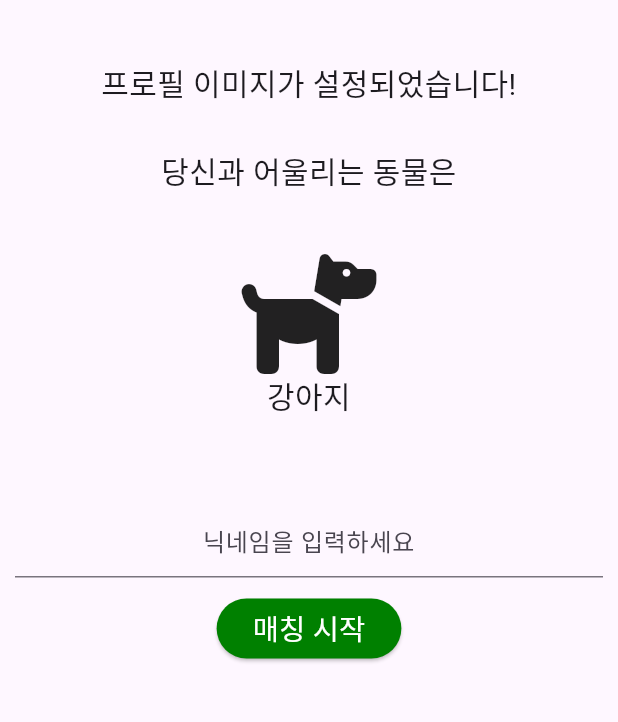
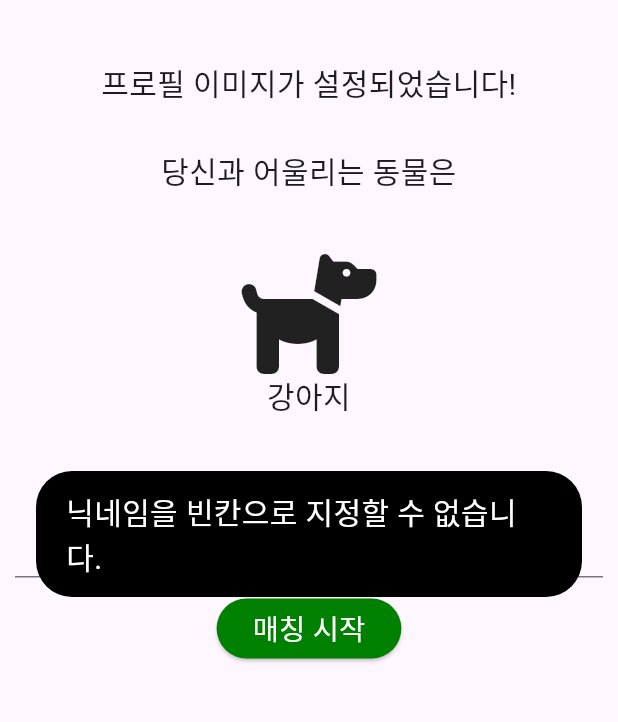
Before and after one commit to ms9849/randomChatClient, a Flutter app: the LobbyScreen screen opened directly, after a tap on "매칭 시작", on a phone screen of 412 x 824 dp, the part 84-806 px from its top. Run offline on Flutter 3.47's test engine with Material 3 defaults, Android fonts, the phone set to English and light mode, and no system bars; our stand-ins replace flutter_svg_provider, fluttertoast, font_awesome_flutter, socket_io_client; network calls fail.

Commit message:
initial commit

```diff
--- a/lib/models/Animal.dart
+++ /dev/null
@@ -1 +0,0 @@
-List<String> animal = ["dog", "cat","bird", "fish"];
--- a/lib/models/Question.dart
+++ b/lib/models/Question.dart
@@ -2,7 +2,6 @@ import 'package:flutter/material.dart';
 
 class Question extends ChangeNotifier {
   List<int> _responses = [];
-
   List<int> get responses => _responses;
 
   void setResponse(int index, int response) {
--- a/lib/screen/LobbyScreen.dart
+++ b/lib/screen/LobbyScreen.dart
@@ -7,7 +7,6 @@ import 'ChatRoomScreen.dart';
 import '../models/Question.dart';
 import '../widgets/AppBarHeader.dart';
 import '../utils/setAnimal.dart';
-import '../models/Animal.dart';
 import '../utils/getAnimalName.dart';
 
 class LobbyScreen extends StatefulWidget {
@@ -17,11 +16,13 @@ class LobbyScreen extends StatefulWidget {
 }
 
 class LobbyScreenState extends State<LobbyScreen> {
+  String serverIP = 'http://34.125.192.212:3000';
   bool isMatching = false;
+  List<String> animal = ["dog", "cat","bird", "fish"];
 
   Widget build(BuildContext context) {
     TextEditingController nicknameController = TextEditingController();
-    final IO.Socket socket = IO.io('http://10.0.2.2:3000', <String, dynamic>{
+    final IO.Socket socket = IO.io(serverIP, <String, dynamic>{
       'transports': ['websocket'],
       'autoConnect': false,
       'reconnection': false
@@ -32,21 +33,14 @@ class LobbyScreenState extends State<LobbyScreen> {
 
     void matchQuit() {
       socket.emit('matchQuit');
-
       Fluttertoast.showToast(
-          msg: "매칭을 시작합니다...",
-          //메세지입력
+        msg: "매칭을 취소했습니다.",
         toastLength: Toast.LENGTH_SHORT,
-          //메세지를 보여주는 시간(길이)
         gravity: ToastGravity.CENTER,
-          //위치지정
         backgroundColor: Colors.black,
-          //배경색
         textColor: Colors.white,
-          //글자색
-          fontSize: 20.0 //폰트사이즈
+        fontSize: 20.0
       );
-
       socket.close();
       setState(() {
         isMatching = false;
@@ -56,20 +50,25 @@ class LobbyScreenState extends State<LobbyScreen> {
     void matchStart() {
       // 이 부분에 애니메이션 구현
       String usersNickname = nicknameController.text.trim();
-      if (usersNickname == "") return;
+      if (usersNickname == "") {
+        Fluttertoast.showToast(
+            msg: "닉네임을 빈칸으로 지정할 수 없습니다.",
+            toastLength: Toast.LENGTH_SHORT,
+            gravity: ToastGravity.CENTER,
+            backgroundColor: Colors.black,
+            textColor: Colors.white,
+            fontSize: 20.0
+        );
+        return;
+      }
 
       Fluttertoast.showToast(
         msg: "매칭을 시작합니다...",
-          //메세지입력
         toastLength: Toast.LENGTH_SHORT,
-          //메세지를 보여주는 시간(길이)
         gravity: ToastGravity.CENTER,
-          //위치지정
         backgroundColor: Colors.black,
-          //배경색
         textColor: Colors.white,
-          //글자색
-          fontSize: 20.0 //폰트사이즈
+        fontSize: 20.0
       );
 
       socket.connect(); // 서버 연결
@@ -77,16 +76,9 @@ class LobbyScreenState extends State<LobbyScreen> {
       setState(() {
         isMatching = true;
       });
-      socket.on(
-          'matchFound',
-          (_) => {
-                if (context.mounted)
-                  {
-                    Navigator.push(
-                        context,
-                        MaterialPageRoute(
-                            builder: (context) => ChatRoomScreen(
-                                socket, usersAnimal, usersNickname))),
+      socket.on('matchFound', (_) => {
+        if (context.mounted) {
+          Navigator.push(context, MaterialPageRoute(builder: (context) => ChatRoomScreen(socket, usersAnimal, usersNickname))),
           }
       });
     }
@@ -97,12 +89,14 @@ class LobbyScreenState extends State<LobbyScreen> {
       body: Column(
         children: [
           Container(
-              margin: EdgeInsets.only(top: 30),
-              padding: EdgeInsets.all(10.0),
+              margin: const EdgeInsets.only(top: 30),
+              padding: const EdgeInsets.all(10.0),
               child: const Text("프로필 이미지가 설정되었습니다!\n\n당신과 어울리는 동물은\n",
-                  textAlign: TextAlign.center, style: TextStyle(fontSize: 20))),
+                  textAlign: TextAlign.center, style: TextStyle(fontSize: 20)
+              )
+          ),
           /*
-          * 3항 연산자로 나타낸, 동물의 아이콘 출력파트
+          * 동물 아이콘 출력 파트. 3항 연산자로 알맞은 동물을 출력하게 한다.
           * */
           usersAnimal == animal[0]
               ? const FaIcon(FontAwesomeIcons.dog, size: 80)
@@ -112,7 +106,7 @@ class LobbyScreenState extends State<LobbyScreen> {
                       ? const FaIcon(FontAwesomeIcons.kiwiBird, size: 80)
                       : const FaIcon(FontAwesomeIcons.fish, size: 80),
           Container(
-            margin: EdgeInsets.only(bottom: 20),
+            margin: const EdgeInsets.only(bottom: 20),
             child: Text("$animalName\n",
                 textAlign: TextAlign.center,
                 style: const TextStyle(fontSize: 20)),
@@ -129,7 +123,8 @@ class LobbyScreenState extends State<LobbyScreen> {
                     borderSide: BorderSide(color: Color(0xff008000)),
                   ),
                 ),
-              )),
+              )
+          ),
           Visibility(
               visible: !isMatching,
               child: ElevatedButton(
@@ -137,17 +132,21 @@ class LobbyScreenState extends State<LobbyScreen> {
                     matchStart();
                   },
                   style: ElevatedButton.styleFrom(
-                      backgroundColor: Color(0xff008000)),
-                  child: Text("매칭 시작",
-                      style: TextStyle(fontSize: 19, color: Colors.white)))),
+                      backgroundColor: const Color(0xff008000)),
+                  child: const Text("매칭 시작",
+                      style: TextStyle(fontSize: 19, color: Colors.white))
+              )
+          ),
           Visibility(
               visible: isMatching,
               child: ElevatedButton(
                   onPressed: matchQuit,
                   style: ElevatedButton.styleFrom(
-                      backgroundColor: Color(0xffFF8A80)),
-                  child: Text("매칭 취소",
-                      style: TextStyle(fontSize: 19, color: Colors.white))))
+                      backgroundColor: const Color(0xffFF8A80)),
+                  child: const Text("매칭 취소",
+                      style: TextStyle(fontSize: 19, color: Colors.white))
+              )
+          )
         ],
       ),
     );
--- a/lib/utils/getAnimalName.dart
+++ b/lib/utils/getAnimalName.dart
@@ -2,5 +2,5 @@ String getAnimalName(String animal) {
   if(animal.toLowerCase() == "dog") return "강아지";
   else if(animal.toLowerCase() == "cat")  return "고양이";
   else if(animal.toLowerCase() == "bird")  return "새";
-  else return  "물고기";
+  else return "물고기";
 }
--- a/lib/utils/setAnimal.dart
+++ b/lib/utils/setAnimal.dart
@@ -2,7 +2,7 @@
 
 int setAnimal(List<int> responses) {
   int result = 0;
-  for(int i=0; i<responses.length; i++) {
+  for (int i = 0; i < responses.length; i++) {
     result += responses[i];
   }
   return result;
--- a/lib/widgets/AppBarHeader.dart
+++ b/lib/widgets/AppBarHeader.dart
@@ -4,8 +4,9 @@ import 'package:flutter/material.dart';
 
 PreferredSizeWidget AppBarHeader() {
   return AppBar(
-    title: const Text('동물 랜덤채팅 애플리케이션', style: TextStyle(fontWeight: FontWeight.bold, color: Colors.white)),
+    title: const Text('동물 랜덤채팅 애플리케이션',
+        style: TextStyle(fontWeight: FontWeight.bold, color: Colors.white)),
     automaticallyImplyLeading: false,
-    backgroundColor: Color(0xff008000),
+    backgroundColor: const Color(0xff008000),
   );
 }
```
Also changed, not shown: lib/screen/AnimalChatApp.dart (+17 -26 lines), lib/screen/ChatRoomScreen.dart (+29 -20 lines), lib/screen/QuestionScreen.dart (+22 -17 lines), lib/utils/getIcon.dart (+9 -4 lines), lib/widgets/AlertRoomQuit.dart (+4 -4 lines), 2 other files. Lines whose indentation alone changed are shown as unchanged.
